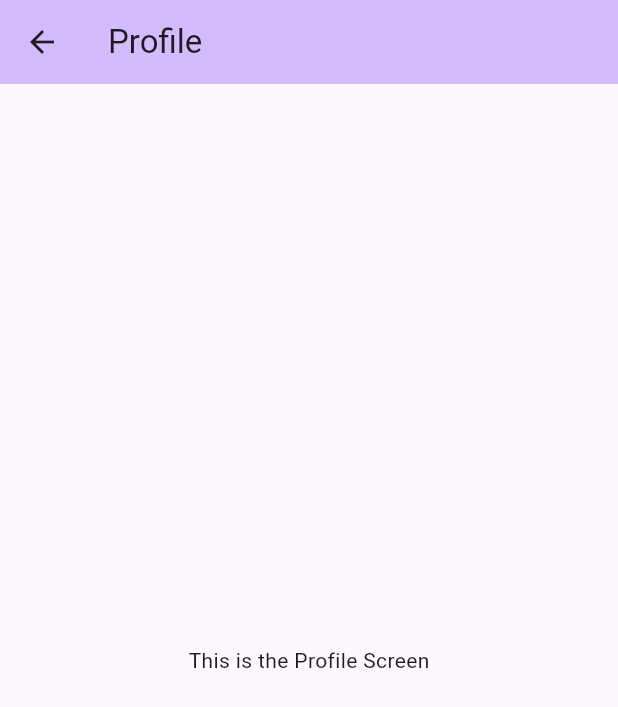
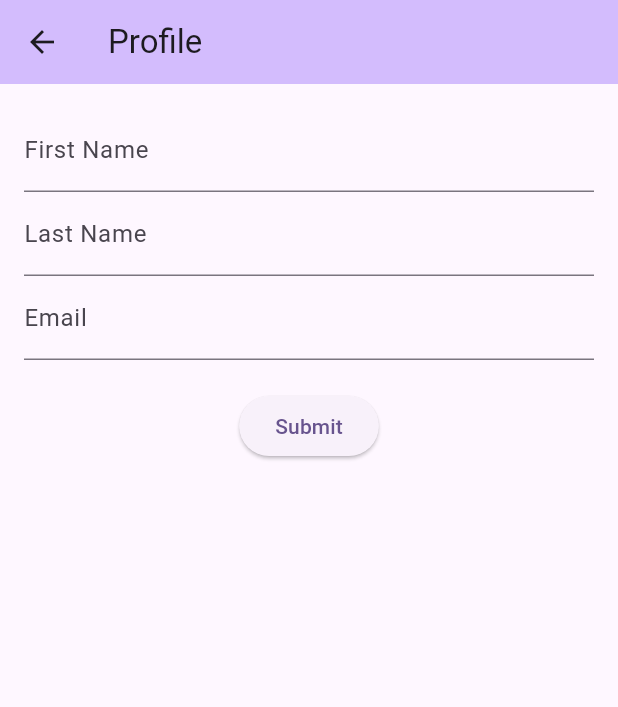
Before and after one commit to jamydevelop/Flutter-GoogleMaps-DemoApp, a Flutter app: the ProfileScreen screen opened directly, on a phone screen of 412 x 824 dp. Shown: the top 707 px of the screen. Run offline on Flutter 3.47's test engine with Material 3 defaults, Android fonts, the phone set to English and light mode, and no system bars; our stand-ins replace google_maps_flutter, location; missing offline and left inert: flutter_polyline_points.

Commit message:
Fix navigation screen and added Form

```diff
--- a/flutter_google_maps/lib/screens/drawer_item_screens/profile_screen.dart
+++ b/flutter_google_maps/lib/screens/drawer_item_screens/profile_screen.dart
@@ -8,6 +8,11 @@ class ProfileScreen extends StatefulWidget {
 }
 
 class _ProfileScreenState extends State<ProfileScreen> {
+  final _formKey = GlobalKey<FormState>();
+  TextEditingController _firstNameController = TextEditingController();
+  TextEditingController _lastNameController = TextEditingController();
+  TextEditingController _emailController = TextEditingController();
+
   @override
   Widget build(BuildContext context) {
     return Scaffold(
@@ -15,9 +20,75 @@ class _ProfileScreenState extends State<ProfileScreen> {
         backgroundColor: Theme.of(context).colorScheme.inversePrimary,
         title: const Text('Profile'),
       ),
-      body: const Center(
-        child: Text('This is the Profile Screen'),
+      body: Padding(
+        padding: const EdgeInsets.all(16.0),
+        child: Form(
+          key: _formKey,
+          child: Column(
+            crossAxisAlignment: CrossAxisAlignment.start,
+            children: <Widget>[
+              TextFormField(
+                controller: _firstNameController,
+                decoration: const InputDecoration(labelText: 'First Name'),
+                validator: (value) {
+                  if (value!.isEmpty) {
+                    return 'Please enter your first name';
+                  }
+                  return null;
+                },
+              ),
+              TextFormField(
+                controller: _lastNameController,
+                decoration: InputDecoration(labelText: 'Last Name'),
+                validator: (value) {
+                  if (value!.isEmpty) {
+                    return 'Please enter your last name';
+                  }
+                  return null;
+                },
+              ),
+              TextFormField(
+                controller: _emailController,
+                decoration: InputDecoration(labelText: 'Email'),
+                validator: (value) {
+                  if (value!.isEmpty) {
+                    return 'Please enter your email';
+                  }
+                  // You can add more complex validation for email format if needed
+                  return null;
+                },
+              ),
+              const SizedBox(height: 20),
+              Center(
+                child: ElevatedButton(
+                  onPressed: () {
+                    if (_formKey.currentState!.validate()) {
+                      // Process the form data
+                      String firstName = _firstNameController.text;
+                      String lastName = _lastNameController.text;
+                      String email = _emailController.text;
+                      // Here you can submit the form data to your backend or perform any desired action
+                      // For now, let's print the data
+                      print('First Name: $firstName');
+                      print('Last Name: $lastName');
+                      print('Email: $email');
+                    }
+                  },
+                  child: const Text('Submit'),
+                ),
+              ),
+            ],
+          ),
+        ),
       ),
     );
   }
+
+  @override
+  void dispose() {
+    _firstNameController.dispose();
+    _lastNameController.dispose();
+    _emailController.dispose();
+    super.dispose();
+  }
 }
```
Also changed, not shown: flutter_google_maps/lib/screens/myappp.dart (+35 -25 lines).
